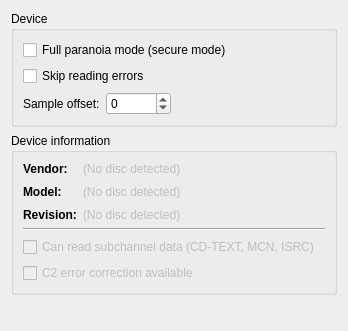
Qt form widgets/devicewidgetUI.ui (KDE/audex) before a commit.
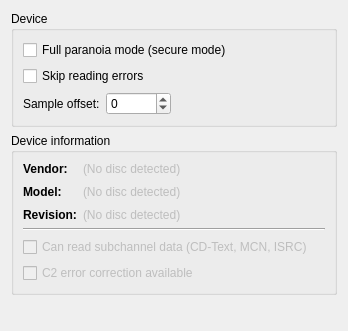
The same form after that commit.

```diff
--- a/widgets/devicewidgetUI.ui
+++ b/widgets/devicewidgetUI.ui
@@ -153,7 +153,7 @@
          <string>Your device can read subchannel data CD-TEXT, the Media Catalog Number (MCN) and the International Standard Recording Codes (ISRC) per track</string>
         </property>
         <property name="text">
-         <string>Can read subchannel data (CD-TEXT, MCN, ISRC)</string>
+         <string>Can read subchannel data (CD-Text, MCN, ISRC)</string>
         </property>
         <property name="checkable">
          <bool>true</bool>
```
Left out of the diff: 2 changed lines with no effect on the pictures.
